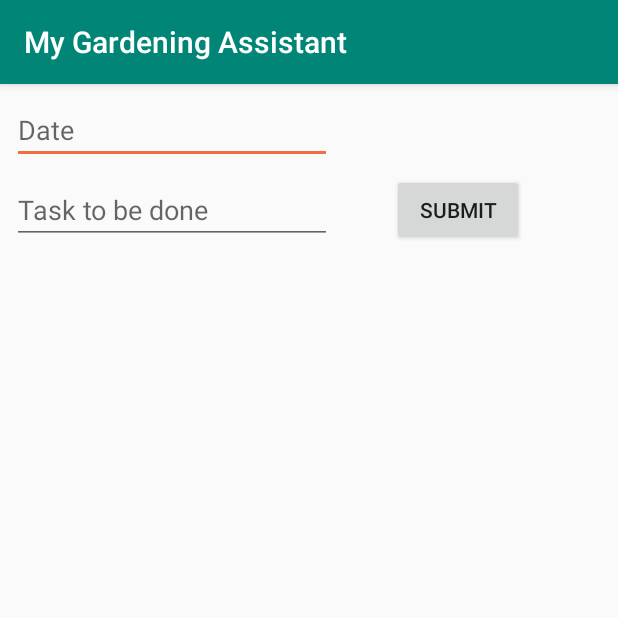
After one commit to jessicaeh/MyGardenAssistant, an Android app: the CreateTask screen opened directly, with no data from a screen before it, on a phone screen of 412 x 824 dp, the top half of it. The commit adds this screen. Run offline under Robolectric (Android 15) with nearby library versions, the phone set to English and light mode, and no system bars.

```diff
--- a/app/build.gradle
+++ b/app/build.gradle
@@ -25,4 +25,5 @@ dependencies {
     testImplementation 'junit:junit:4.12'
     androidTestImplementation 'com.android.support.test:runner:1.0.2'
     androidTestImplementation 'com.android.support.test.espresso:espresso-core:3.0.2'
+    implementation 'com.android.support:design:28.0.0'
 }
--- a/app/src/main/AndroidManifest.xml
+++ b/app/src/main/AndroidManifest.xml
@@ -18,7 +18,11 @@
         </activity>
         <activity android:name=".MyGarden" />
         <activity android:name=".NewPlantScreen" />
-        <activity android:name=".ViewPlantScreen"></activity>
+        <activity android:name=".ViewPlantScreen" />
+        <activity android:name=".CareCalendar" />
+        <activity android:name=".CreateTask" />
+        <activity android:name=".ViewTask" />
+        <activity android:name=".Credit"></activity>
     </application>
 
 </manifest>
--- /dev/null
+++ b/app/src/main/java/com/example/jessica/mygardeningassistant/CreateTask.java
@@ -0,0 +1,61 @@
+package com.example.jessica.mygardeningassistant;
+
+import android.content.Intent;
+import android.support.v7.app.AppCompatActivity;
+import android.os.Bundle;
+import android.view.View;
+import android.widget.Button;
+import android.widget.EditText;
+import android.widget.Toast;
+
+public class CreateTask extends AppCompatActivity {
+
+    DBTaskHelper db;
+    private EditText date;
+    private EditText task;
+    private Button submit;
+
+    @Override
+    protected void onCreate(Bundle savedInstanceState) {
+        super.onCreate(savedInstanceState);
+        setContentView(R.layout.activity_create_task);
+
+        date = (EditText) findViewById(R.id.setDate);
+        task = (EditText) findViewById(R.id.setTask);
+        submit = (Button) findViewById(R.id.sendButton);
+        db = new DBTaskHelper(this);
+
+        submit.setOnClickListener(new View.OnClickListener() {
+            @Override
+            public void onClick(View v) {
+                String newEntryDate = date.getText().toString();
+                String newEntryTask = task.getText().toString();
+
+                if (task.length() != 0 && date.length() != 0){
+                    AddData(newEntryTask, newEntryDate);
+                    task.setText("");
+                    date.setText("");
+                } else {
+                    toastMessage("You must put something in the date and task fields!");
+                }
+
+                startActivity(new Intent(CreateTask.this, CareCalendar.class));
+            }
+        });
+    }
+
+    public void AddData(String newEntryTask, String newEntryDate){
+        boolean insertData = db.addData(newEntryTask, newEntryDate);
+
+        if (insertData) {
+//            toastMessage("Data Successfully Inserted");
+        } else {
+            toastMessage("Something went wrong. Make sure the name is not a duplicate!");
+        }
+
+    }
+
+    private void toastMessage(String message) {
+        Toast.makeText(this,message,Toast.LENGTH_SHORT).show();
+    }
+}
--- a/app/src/main/java/com/example/jessica/mygardeningassistant/DatabaseHelper.java
+++ b/app/src/main/java/com/example/jessica/mygardeningassistant/DatabaseHelper.java
@@ -80,6 +80,9 @@ public class DatabaseHelper extends SQLiteOpenHelper {
     }
 
     public void updateData(String newName, String newDate, String newLoc, String newNotes, int id){
+        newName = newName.replace("'","''");
+        newLoc = newLoc.replace("'","''");
+        newNotes = newNotes.replace("'","''");
         SQLiteDatabase db = this.getWritableDatabase();
         String query = "UPDATE " + TABLE_NAME + " SET " + COL2 + " = '" + newName + "', "
                 + COL3 + " = '" + newDate + "', "
--- a/app/src/main/java/com/example/jessica/mygardeningassistant/NewPlantScreen.java
+++ b/app/src/main/java/com/example/jessica/mygardeningassistant/NewPlantScreen.java
@@ -62,7 +62,7 @@ public class NewPlantScreen extends AppCompatActivity {
         boolean insertData = db.addData(newEntryName, newEntryDate, newEntryLoc, newEntryNotes);
 
         if (insertData) {
-            toastMessage("Data Successfully Inserted");
+//            toastMessage("Data Successfully Inserted");
         } else {
             toastMessage("Something went wrong. Make sure the name is not a duplicate!");
         }
--- a/app/src/main/java/com/example/jessica/mygardeningassistant/ViewPlantScreen.java
+++ b/app/src/main/java/com/example/jessica/mygardeningassistant/ViewPlantScreen.java
@@ -78,7 +78,7 @@ public class ViewPlantScreen extends AppCompatActivity {
             @Override
             public void onClick(View view) {
                 db.deleteData(selectedID);
-                toastMessage("removed from database");
+//                toastMessage("removed from database");
                 startActivity(new Intent(ViewPlantScreen.this, MyGarden.class));
             }
         });
--- /dev/null
+++ b/app/src/main/res/layout/activity_create_task.xml
@@ -0,0 +1,46 @@
+<?xml version="1.0" encoding="utf-8"?>
+<android.support.constraint.ConstraintLayout xmlns:android="http://schemas.android.com/apk/res/android"
+    xmlns:app="http://schemas.android.com/apk/res-auto"
+    xmlns:tools="http://schemas.android.com/tools"
+    android:layout_width="match_parent"
+    android:layout_height="match_parent"
+    tools:context=".CreateTask">
+
+    <EditText
+        android:id="@+id/setDate"
+        android:layout_width="wrap_content"
+        android:layout_height="wrap_content"
+        android:layout_marginStart="8dp"
+        android:layout_marginTop="8dp"
+        android:ems="10"
+        android:hint="Date"
+        android:inputType="date"
+        app:layout_constraintStart_toStartOf="parent"
+        app:layout_constraintTop_toTopOf="parent" />
+
+    <EditText
+        android:id="@+id/setTask"
+        android:layout_width="wrap_content"
+        android:layout_height="wrap_content"
+        android:layout_marginStart="8dp"
+        android:layout_marginTop="8dp"
+        android:ems="10"
+        android:hint="Task to be done"
+        android:inputType="textMultiLine"
+        app:layout_constraintStart_toStartOf="parent"
+        app:layout_constraintTop_toBottomOf="@+id/setDate" />
+
+    <Button
+        android:id="@+id/sendButton"
+        android:layout_width="wrap_content"
+        android:layout_height="wrap_content"
+        android:layout_marginStart="2dp"
+        android:layout_marginTop="60dp"
+        android:layout_marginEnd="44dp"
+        android:text="Submit"
+        app:layout_constraintEnd_toEndOf="parent"
+        app:layout_constraintHorizontal_bias="0.666"
+        app:layout_constraintStart_toEndOf="@+id/setTask"
+        app:layout_constraintTop_toTopOf="parent" />
+
+</android.support.constraint.ConstraintLayout>
--- a/app/src/main/res/values/colors.xml
+++ b/app/src/main/res/values/colors.xml
@@ -2,5 +2,5 @@
 <resources>
     <color name="colorPrimary">#008577</color>
     <color name="colorPrimaryDark">#00574B</color>
-    <color name="colorAccent">#D81B60</color>
+    <color name="colorAccent">#f16e3f</color>
 </resources>
--- a/app/src/main/res/values/strings.xml
+++ b/app/src/main/res/values/strings.xml
@@ -3,4 +3,5 @@
     <string name="edit_plant_name">Plant Name</string>
     <string name="edit_plant_location">Location</string>
     <string name="edit_plant_notes">Notes</string>
+    <string name="blurb">Version 1 (WIP)</string>
 </resources>
```
Also changed, not shown: app/src/main/java/com/example/jessica/mygardeningassistant/CareCalendar.java (added, +90 -0 lines), app/src/main/java/com/example/jessica/mygardeningassistant/Credit.java (added, +24 -0 lines), app/src/main/java/com/example/jessica/mygardeningassistant/DBTaskHelper.java (added, +99 -0 lines), app/src/main/java/com/example/jessica/mygardeningassistant/MainActivity.java (+10 -0 lines), app/src/main/java/com/example/jessica/mygardeningassistant/ViewTask.java (added, +77 -0 lines), app/src/main/res/layout/activity_care_calendar.xml (added, +50 -0 lines), app/src/main/res/layout/activity_credit.xml (added, +18 -0 lines), app/src/main/res/layout/activity_main.xml (+13 -2 lines), app/src/main/res/layout/activity_view_task.xml (added, +56 -0 lines), app/src/main/res/drawable/plus_circle.png (added).
